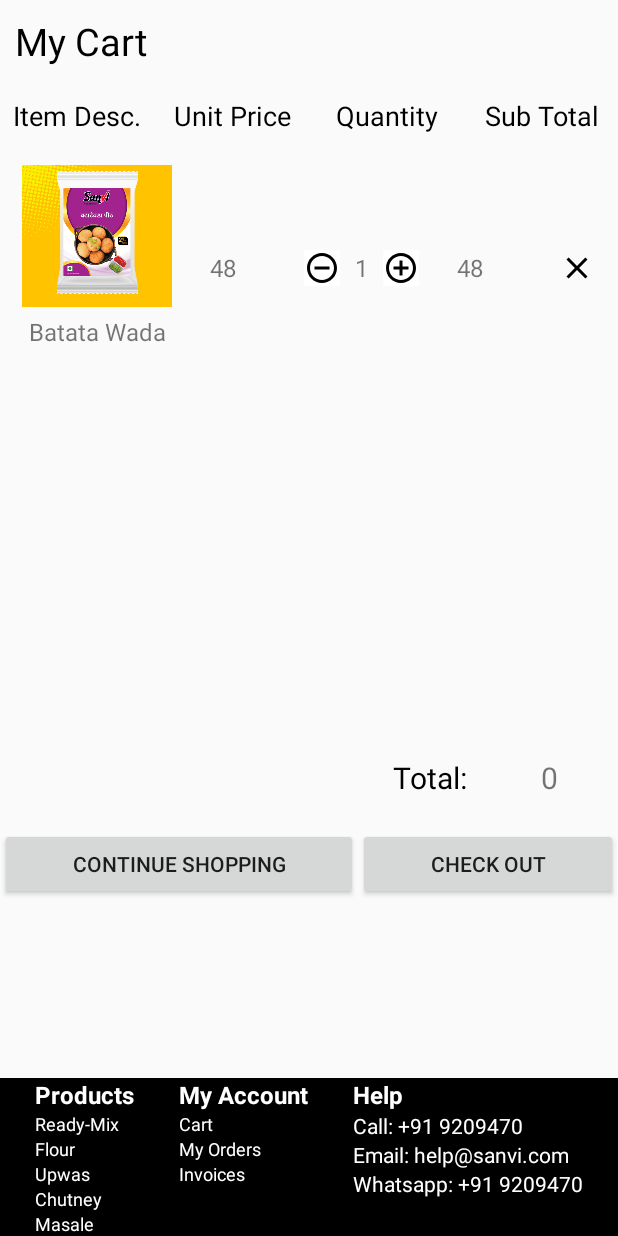
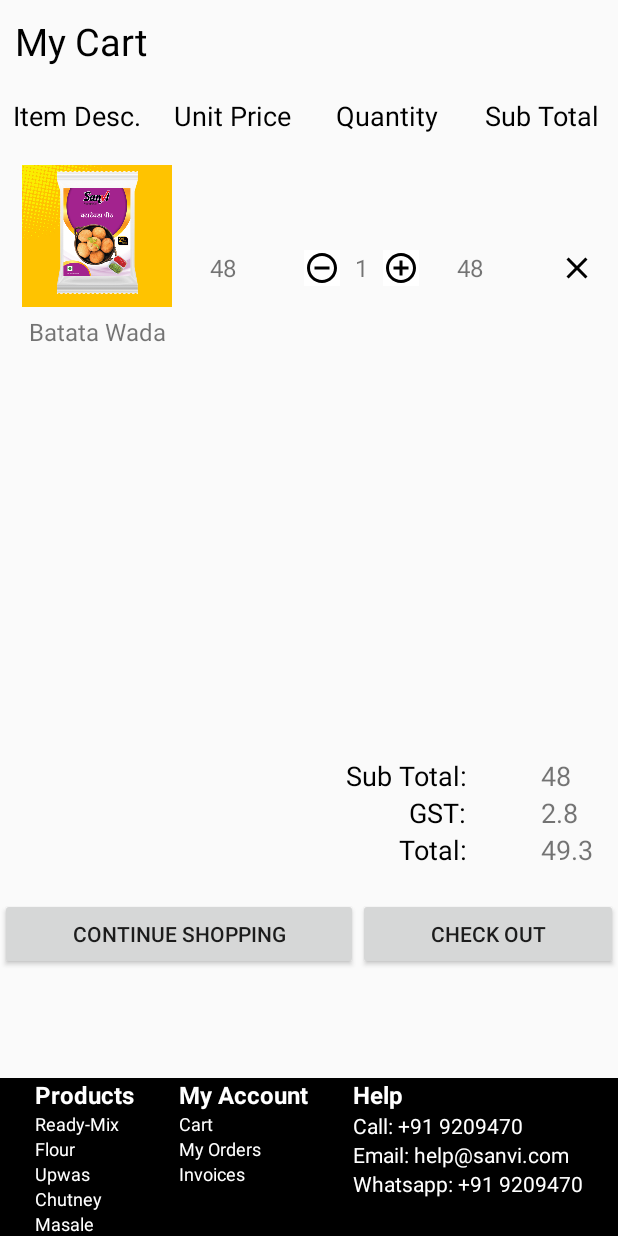
Before and after one commit to DevangT98/SanviReadyMixApp, an Android app: the CartActivity screen opened directly, with no data from a screen before it, after a tap on an icon or button, on a phone screen of 412 x 824 dp. Run offline under Robolectric (Android 15) with nearby library versions, the phone set to English and light mode, and no system bars.

Commit message:
Total cost

```diff
--- a/app/src/main/AndroidManifest.xml
+++ b/app/src/main/AndroidManifest.xml
@@ -10,7 +10,6 @@
         android:supportsRtl="true"
         android:theme="@style/AppTheme">
         <activity android:name=".CartActivity" android:theme="@style/CartTheme">
-
         </activity>
         <activity android:name=".MainActivity">
             <intent-filter>
--- a/app/src/main/java/com/dev/sanvireadymix/Adapter.java
+++ b/app/src/main/java/com/dev/sanvireadymix/Adapter.java
@@ -59,6 +59,7 @@ public class Adapter extends PagerAdapter {
         addToCartButton.setOnClickListener(new View.OnClickListener() {
             @Override
             public void onClick(View v) {
+                ProductModel.getInstance(v.getContext());
                 ProductModel.open();
                 cartItemNames = ProductModel.cartItemNames();
                 ProductModel.close();
--- a/app/src/main/java/com/dev/sanvireadymix/BillItemsAdapter.java
+++ b/app/src/main/java/com/dev/sanvireadymix/BillItemsAdapter.java
@@ -2,6 +2,7 @@ package com.dev.sanvireadymix;
 
 import android.content.Context;
 import android.content.Intent;
+import android.content.SharedPreferences;
 import android.util.Log;
 import android.view.LayoutInflater;
 import android.view.View;
@@ -25,6 +26,8 @@ public class BillItemsAdapter extends RecyclerView.Adapter<BillItemsAdapter.View
     //    int counter;
     private int qty = 1;
     int total = 0;
+    SharedPreferences sp;
+    SharedPreferences.Editor editor;
 
     public BillItemsAdapter(List<CartItems> cartItems, Context context) {
         this.cartItems = cartItems;
@@ -40,7 +43,8 @@ public class BillItemsAdapter extends RecyclerView.Adapter<BillItemsAdapter.View
 
     @Override
     public void onBindViewHolder(@NonNull final ViewHolder holder, final int position) {
-
+        sp = this.context.getApplicationContext().getSharedPreferences("MY_APP",Context.MODE_PRIVATE);
+        editor = sp.edit();
         ProductModel.open();
         cartItems = ProductModel.getCartItems();
         final CartItems model = cartItems.get(position);
@@ -48,7 +52,9 @@ public class BillItemsAdapter extends RecyclerView.Adapter<BillItemsAdapter.View
         holder.productName.setText(model.getProductName());
         holder.productPrice.setText(model.getProductPrice());
         holder.productQty.setText(model.getProductQty());
-        holder.subTotal.setText("0");
+        holder.subTotal.setText(model.getProductPrice());
+        total = total + Integer.parseInt(holder.subTotal.getText().toString().trim());
+        Log.i("HELLO","TOTAL TEST: " +total);
 //        counter = Integer.parseInt(model.getProductQty());
         holder.addItem.setOnClickListener(new View.OnClickListener() {
             @Override
@@ -57,6 +63,10 @@ public class BillItemsAdapter extends RecyclerView.Adapter<BillItemsAdapter.View
                 holder.removeItem.setClickable(true);
                 addCounter++;
                 holder.productQty.setText(String.valueOf(addCounter));
+                ProductModel.open();
+                int id = model.getProductId();
+                ProductModel.updateQuantity(addCounter,id);
+                ProductModel.close();
                 Log.i("YAY", "QTY INCREASED: " + String.valueOf(addCounter));
 
                 if (addCounter > 9) {
@@ -67,12 +77,15 @@ public class BillItemsAdapter extends RecyclerView.Adapter<BillItemsAdapter.View
                 } else {
                     holder.addItem.setClickable(true);
                 }
-                qty = addCounter;
+                qty = Integer.parseInt(holder.productQty.getText().toString().trim());
                 holder.subTotal.setText(String.valueOf(Integer.parseInt(model.getProductPrice()) * qty));
-                total = total + Integer.parseInt(holder.subTotal.getText().toString().trim());
+                total = total + Integer.parseInt(holder.productPrice.getText().toString().trim());
+//                editor.putString("total",String.valueOf(total));
+//                editor.commit();
                 Log.i("YAY", "TOTAL PRICE: " + String.valueOf(total));
             }
         });
+
 
         holder.removeItem.setOnClickListener(new View.OnClickListener() {
             @Override
@@ -82,6 +95,10 @@ public class BillItemsAdapter extends RecyclerView.Adapter<BillItemsAdapter.View
                 subCounter--;
                 holder.productQty.setText(String.valueOf(subCounter));
                 Log.i("YAY", "QTY DECREASED: " + String.valueOf(subCounter));
+                ProductModel.open();
+                int id = model.getProductId();
+                ProductModel.updateQuantity(subCounter,id);
+                ProductModel.close();
                 if (subCounter <= 1) {
                     holder.productQty.setText("1");
                     subCounter = 1;
@@ -92,9 +109,11 @@ public class BillItemsAdapter extends RecyclerView.Adapter<BillItemsAdapter.View
                     holder.removeItem.setClickable(true);
                 }
 
-                qty = subCounter;
+                qty = Integer.parseInt(holder.productQty.getText().toString().trim());
                 holder.subTotal.setText(String.valueOf(Integer.parseInt(model.getProductPrice()) * qty));
-                total = total - Integer.parseInt(holder.subTotal.getText().toString().trim());
+                total = total - Integer.parseInt(holder.productPrice.getText().toString().trim());
+//                editor.putString("total",String.valueOf(total));
+//                editor.commit();
                 Log.i("YAY", "TOTAL PRICE: " + String.valueOf(total));
             }
         });
@@ -113,8 +132,11 @@ public class BillItemsAdapter extends RecyclerView.Adapter<BillItemsAdapter.View
         });
 
 
+
         ProductModel.close();
     }
+
+
 
     @Override
     public int getItemCount() {
@@ -125,7 +147,6 @@ public class BillItemsAdapter extends RecyclerView.Adapter<BillItemsAdapter.View
 
         public TextView productName, productPrice, productQty, subTotal;
         public ImageView productImage, addItem, removeItem, removeFromCart;
-        Button checkOutButton, continueShoppingButton;
 
         public ViewHolder(@NonNull View itemView) {
             super(itemView);
@@ -138,8 +159,7 @@ public class BillItemsAdapter extends RecyclerView.Adapter<BillItemsAdapter.View
             addItem = itemView.findViewById(R.id.btnAddItem);
             removeItem = itemView.findViewById(R.id.btnRemoveItem);
             removeFromCart = itemView.findViewById(R.id.btnRemoveFromCart);
-            checkOutButton = itemView.findViewById(R.id.checkOutButton);
-            continueShoppingButton = itemView.findViewById(R.id.continueShoppingButton);
+
         }
     }
 }
--- a/app/src/main/java/com/dev/sanvireadymix/CartActivity.java
+++ b/app/src/main/java/com/dev/sanvireadymix/CartActivity.java
@@ -1,8 +1,12 @@
 package com.dev.sanvireadymix;
 
+import android.content.Context;
 import android.content.Intent;
+import android.content.SharedPreferences;
 import android.os.Bundle;
 import android.util.Log;
+import android.view.View;
+import android.widget.Button;
 import android.widget.TextView;
 
 import androidx.appcompat.app.AppCompatActivity;
@@ -18,27 +22,55 @@ public class CartActivity extends AppCompatActivity {
     //  private List<Model> cartItems;
     RecyclerView recyclerView;
     BillItemsAdapter billItemsAdapter;
-    TextView totalBill;
+    TextView totalBill, subtotalbill;
+    int subTotal;
+    String total;
+    SharedPreferences sp;
+    Button checkOutButton, continueShoppingButton;
 
     @Override
     protected void onCreate(Bundle savedInstanceState) {
         super.onCreate(savedInstanceState);
         setContentView(R.layout.activity_cart);
-
+        sp = getSharedPreferences("MY_APP", Context.MODE_PRIVATE);
+        totalBill = findViewById(R.id.totalBill);
+        subtotalbill = findViewById(R.id.subtotalBill);
         ProductModel.getInstance(getApplicationContext());
         ProductModel.open();
         final List<CartItems> cartItems = ProductModel.getCartItems();
         Log.i("YAY", "CART SIZE: " + cartItems.size());
         ProductModel.close();
-        totalBill = findViewById(R.id.totalBill);
         recyclerView = findViewById(R.id.recyclerView);
         recyclerView.setHasFixedSize(true);
         recyclerView.setLayoutManager(new LinearLayoutManager(getApplicationContext()));
         billItemsAdapter = new BillItemsAdapter(cartItems, getApplicationContext());
         recyclerView.setAdapter(billItemsAdapter);
 
+        checkOutButton = findViewById(R.id.checkOutButton);
+        continueShoppingButton = findViewById(R.id.continueShoppingButton);
+        for (int i = 0; i < cartItems.size(); i++) {
+            int qty = Integer.parseInt(cartItems.get(i).getProductQty());
+            int price = Integer.parseInt(cartItems.get(i).getProductPrice());
+            subTotal = subTotal + price * qty;
+        }
 
+        subtotalbill.setText(String.valueOf(subTotal));
+        total = String.format("%.1f", subTotal + (subTotal * 2.8 / 100));
+        totalBill.setText(total);
 
+        continueShoppingButton.setOnClickListener(new View.OnClickListener() {
+            @Override
+            public void onClick(View view) {
+                Intent i = new Intent(CartActivity.this,MainActivity.class);
+                startActivity(i);
+                finish();
+            }
+        });
+       /* Intent i = getIntent();
+        finish();
+        startActivity(i);*/
+//        total = sp.getString("total","");
+//        totalBill.setText(total);
 /*        ProductModel.open();
         cartItems = ProductModel.getCartItems();
         Log.i("YAY", "CART ITEMS" + cartItems.get(0).getProductImage());
--- a/app/src/main/java/com/dev/sanvireadymix/database/ProductModel.java
+++ b/app/src/main/java/com/dev/sanvireadymix/database/ProductModel.java
@@ -116,4 +116,12 @@ public class ProductModel {
         database.execSQL(sql);
         Log.i("YAY","ITEM REMOVED: "+productId);
     }
+
+    public static void updateQuantity(int addCounter, int id) {
+
+        String sql = "UPDATE "+Keys.CART_TABLE + " SET "+ Keys.Product_QUANTITY+ "="+String.valueOf(addCounter) +" WHERE " + Keys.Product_ID +"="+String.valueOf(id);
+        database.execSQL(sql);
+        Log.i("HELLO","UPDATED SUCCESSFULLY");
+
+    }
 }
--- a/app/src/main/res/layout/activity_cart.xml
+++ b/app/src/main/res/layout/activity_cart.xml
@@ -229,6 +229,56 @@
     android:layout_marginTop="15dp"
     android:id="@+id/recyclerView"
     ></androidx.recyclerview.widget.RecyclerView>
+        <LinearLayout
+            android:layout_width="match_parent"
+            android:layout_height="wrap_content"
+            android:weightSum="2"
+            >
+            <TextView
+                android:layout_width="match_parent"
+                android:layout_height="wrap_content"
+                android:text="Sub Total:"
+                android:textSize="18sp"
+                android:textColor="#000000"
+                android:textAlignment="viewEnd"
+                android:layout_marginRight="50dp"
+                android:layout_weight="0.25"
+                />
+            <TextView
+                android:layout_width="match_parent"
+                android:layout_height="wrap_content"
+                android:text="0"
+                android:id="@+id/subtotalBill"
+                android:layout_weight="1.75"
+                android:textSize="18sp"
+                />
+        </LinearLayout>
+        <LinearLayout
+            android:layout_width="match_parent"
+            android:layout_height="wrap_content"
+            android:weightSum="2"
+            >
+            <TextView
+                android:layout_width="match_parent"
+                android:layout_height="wrap_content"
+                android:text="GST:"
+                android:textSize="18sp"
+                android:textColor="#000000"
+                android:textAlignment="viewEnd"
+                android:layout_marginRight="50dp"
+                android:layout_weight="0.25"
+                />
+            <TextView
+                android:layout_width="match_parent"
+                android:layout_height="wrap_content"
+                android:text="2.8"
+                android:id="@+id/GST"
+                android:layout_weight="1.75"
+                android:textSize="18sp"
+                />
+        </LinearLayout>
+
+
 
         <LinearLayout
             android:layout_width="match_parent"
@@ -239,7 +289,7 @@
                 android:layout_width="match_parent"
                 android:layout_height="wrap_content"
                 android:text="Total:"
-                android:textSize="20dp"
+                android:textSize="18sp"
                 android:textColor="#000000"
                 android:textAlignment="viewEnd"
                 android:layout_marginRight="50dp"
@@ -251,7 +301,7 @@
                 android:text="0"
                 android:id="@+id/totalBill"
                 android:layout_weight="1.75"
-                android:textSize="20dp"
+                android:textSize="18sp"
                 />
         </LinearLayout>
 
```
